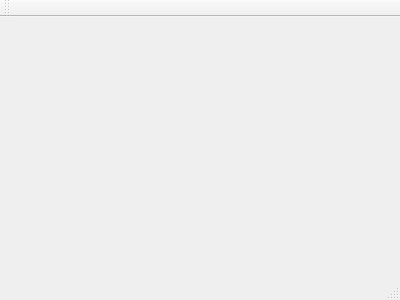
Qt form mainwindow.ui (kelawaad/reminder) before a commit.
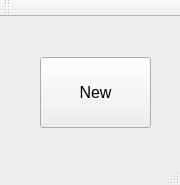
The same form after that commit.

Diff of the .ui file:
```diff
--- a/mainwindow.ui
+++ b/mainwindow.ui
@@ -1,24 +1,58 @@
 <ui version="4.0">
  <class>MainWindow</class>
- <widget class="QMainWindow" name="MainWindow" >
-  <property name="geometry" >
+ <widget class="QMainWindow" name="MainWindow">
+  <property name="geometry">
    <rect>
     <x>0</x>
     <y>0</y>
-    <width>400</width>
-    <height>300</height>
+    <width>180</width>
+    <height>185</height>
    </rect>
   </property>
   <property name="windowTitle" >
    <string>MainWindow</string>
   </property>
-  <widget class="QMenuBar" name="menuBar" />
-  <widget class="QToolBar" name="mainToolBar" />
-  <widget class="QWidget" name="centralWidget" />
-  <widget class="QStatusBar" name="statusBar" />
+  <widget class="QWidget" name="centralWidget">
+   <widget class="QPushButton" name="pushButton">
+    <property name="geometry">
+     <rect>
+      <x>40</x>
+      <y>40</y>
+      <width>111</width>
+      <height>71</height>
+     </rect>
+    </property>
+    <property name="font">
+     <font>
+      <pointsize>12</pointsize>
+     </font>
+    </property>
+    <property name="text">
+     <string>New</string>
+    </property>
+   </widget>
+  </widget>
+  <widget class="QMenuBar" name="menuBar">
+   <property name="geometry">
+    <rect>
+     <x>0</x>
+     <y>0</y>
+     <width>180</width>
+     <height>21</height>
+    </rect>
+   </property>
+  </widget>
+  <widget class="QToolBar" name="mainToolBar">
+   <attribute name="toolBarArea">
+    <enum>TopToolBarArea</enum>
+   </attribute>
+   <attribute name="toolBarBreak">
+    <bool>false</bool>
+   </attribute>
+  </widget>
+  <widget class="QStatusBar" name="statusBar"/>
  </widget>
- <layoutDefault spacing="6" margin="11" />
- <pixmapfunction></pixmapfunction>
+ <layoutdefault spacing="6" margin="11"/>
  <resources/>
  <connections/>
 </ui>
```
Left out of the diff: 3 changed lines with no effect on the pictures.
